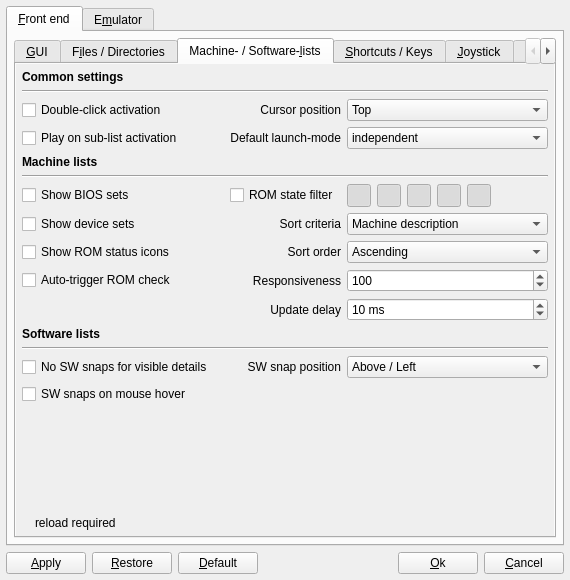
Qt form options.ui (qmc2/qmc2-mame-fe) before a commit.
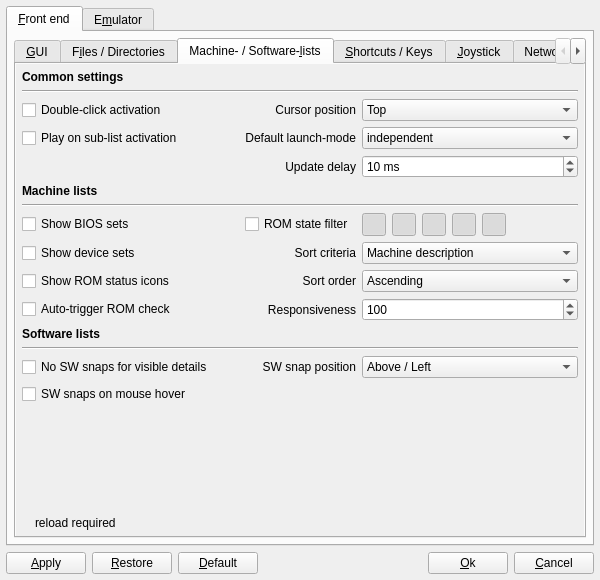
The same form after that commit. The open tabs and pages were chosen to show the change. Icons and pictures are not drawn.

Commit message: imp: moved "update delay" to the *common* settings which it actually is

What changed in the file:
```diff
--- a/options.ui
+++ b/options.ui
@@ -7,7 +7,7 @@
    <rect>
     <x>0</x>
     <y>0</y>
-    <width>570</width>
+    <width>600</width>
     <height>580</height>
    </rect>
   </property>
@@ -3126,7 +3126,7 @@
                <rect>
                 <x>0</x>
                 <y>0</y>
-                <width>530</width>
+                <width>560</width>
                 <height>446</height>
                </rect>
               </property>
@@ -3252,21 +3252,34 @@
                  </item>
                 </widget>
                </item>
-               <item row="4" column="0" colspan="3">
+               <item row="5" column="0" colspan="3">
                 <widget class="QLabel" name="labelGeneralFlags_3">
                  <property name="text">
                   <string>&lt;html&gt;&lt;head/&gt;&lt;body&gt;&lt;p&gt;&lt;span style=&quot; font-weight:600;&quot;&gt;Machine lists&lt;/span&gt;&lt;/p&gt;&lt;/body&gt;&lt;/html&gt;</string>
                  </property>
                 </widget>
                </item>
-               <item row="5" column="0" colspan="3">
+               <item row="16" column="0" colspan="3">
+                <spacer name="verticalSpacer">
+                 <property name="orientation">
+                  <enum>Qt::Vertical</enum>
+                 </property>
+                 <property name="sizeHint" stdset="0">
+                  <size>
+                   <width>20</width>
+                   <height>139</height>
+                  </size>
+                 </property>
+                </spacer>
+               </item>
+               <item row="6" column="0" colspan="3">
                 <widget class="Line" name="line_6">
                  <property name="orientation">
                   <enum>Qt::Horizontal</enum>
                  </property>
                 </widget>
                </item>
-               <item row="6" column="0">
+               <item row="7" column="0">
                 <widget class="QCheckBox" name="checkBoxShowBiosSets">
                  <property name="sizePolicy">
                   <sizepolicy hsizetype="Expanding" vsizetype="Fixed">
@@ -3286,7 +3299,7 @@
                  </property>
                 </widget>
                </item>
-               <item row="6" column="1">
+               <item row="7" column="1">
                 <widget class="QCheckBox" name="checkBoxRomStateFilter">
                  <property name="toolTip">
                   <string>Enable ROM state filtering?</string>
@@ -3300,7 +3313,17 @@
                  </property>
                 </widget>
                </item>
-               <item row="6" column="2">
+               <item row="9" column="1">
+                <widget class="QLabel" name="labelSortOrder">
+                 <property name="text">
+                  <string>Sort order</string>
+                 </property>
+                 <property name="alignment">
+                  <set>Qt::AlignRight|Qt::AlignTrailing|Qt::AlignVCenter</set>
+                 </property>
+                </widget>
+               </item>
+               <item row="7" column="2">
                 <layout class="QHBoxLayout" name="horizontalLayout_7">
                  <item>
                   <widget class="QToolButton" name="toolButtonShowC">
@@ -3402,7 +3425,7 @@
                  </item>
                 </layout>
                </item>
-               <item row="7" column="0">
+               <item row="8" column="0">
                 <widget class="QCheckBox" name="checkBoxShowDeviceSets">
                  <property name="sizePolicy">
                   <sizepolicy hsizetype="Expanding" vsizetype="Fixed">
@@ -3422,7 +3445,7 @@
                  </property>
                 </widget>
                </item>
-               <item row="7" column="1">
+               <item row="8" column="1">
                 <widget class="QLabel" name="labelSortCriteria">
                  <property name="text">
                   <string>Sort criteria</string>
@@ -3432,7 +3455,7 @@
                  </property>
                 </widget>
                </item>
-               <item row="7" column="2">
+               <item row="8" column="2">
                 <widget class="QComboBox" name="comboBoxSortCriteria">
                  <property name="toolTip">
                   <string>Select sort criteria</string>
@@ -3494,7 +3517,7 @@
                  </item>
                 </widget>
                </item>
-               <item row="8" column="0">
+               <item row="9" column="0">
                 <widget class="QCheckBox" name="checkBoxShowROMStatusIcons">
                  <property name="sizePolicy">
                   <sizepolicy hsizetype="Expanding" vsizetype="Fixed">
@@ -3514,17 +3537,7 @@
                  </property>
                 </widget>
                </item>
-               <item row="8" column="1">
-                <widget class="QLabel" name="labelSortOrder">
-                 <property name="text">
-                  <string>Sort order</string>
-                 </property>
-                 <property name="alignment">
-                  <set>Qt::AlignRight|Qt::AlignTrailing|Qt::AlignVCenter</set>
-                 </property>
-                </widget>
-               </item>
-               <item row="8" column="2">
+               <item row="9" column="2">
                 <widget class="QComboBox" name="comboBoxSortOrder">
                  <property name="toolTip">
                   <string>Select sort order</string>
@@ -3549,7 +3562,7 @@
                  </item>
                 </widget>
                </item>
-               <item row="9" column="0">
+               <item row="10" column="0">
                 <widget class="QCheckBox" name="checkBoxAutoTriggerROMCheck">
                  <property name="sizePolicy">
                   <sizepolicy hsizetype="MinimumExpanding" vsizetype="Fixed">
@@ -3565,7 +3578,7 @@
                  </property>
                 </widget>
                </item>
-               <item row="9" column="1">
+               <item row="10" column="1">
                 <widget class="QLabel" name="labelResponsiveness">
                  <property name="text">
                   <string>Responsiveness</string>
@@ -3575,7 +3588,7 @@
                  </property>
                 </widget>
                </item>
-               <item row="9" column="2">
+               <item row="10" column="2">
                 <widget class="QSpinBox" name="spinBoxResponsiveness">
                  <property name="toolTip">
                   <string>Number of item insertions between machine list updates during reload (higher means faster, but makes the GUI less responsive)</string>
@@ -3594,53 +3607,21 @@
                  </property>
                 </widget>
                </item>
-               <item row="10" column="0" colspan="2">
-                <widget class="QLabel" name="labelUpdateDelay">
-                 <property name="text">
-                  <string>Update delay</string>
-                 </property>
-                 <property name="alignment">
-                  <set>Qt::AlignRight|Qt::AlignTrailing|Qt::AlignVCenter</set>
-                 </property>
-                </widget>
-               </item>
-               <item row="10" column="2">
-                <widget class="QSpinBox" name="spinBoxUpdateDelay">
-                 <property name="toolTip">
-                  <string>Delay update of any machine details (preview, flyer, info, configuration, ...) by how many milliseconds?</string>
-                 </property>
-                 <property name="specialValueText">
-                  <string>none</string>
-                 </property>
-                 <property name="suffix">
-                  <string> ms</string>
-                 </property>
-                 <property name="minimum">
-                  <number>0</number>
-                 </property>
-                 <property name="maximum">
-                  <number>500</number>
-                 </property>
-                 <property name="value">
-                  <number>10</number>
-                 </property>
-                </widget>
-               </item>
-               <item row="11" column="0" colspan="3">
+               <item row="12" column="0" colspan="3">
                 <widget class="QLabel" name="labelGeneralFlags_2">
                  <property name="text">
                   <string>&lt;html&gt;&lt;head/&gt;&lt;body&gt;&lt;p&gt;&lt;span style=&quot; font-weight:600;&quot;&gt;Software lists&lt;/span&gt;&lt;/p&gt;&lt;/body&gt;&lt;/html&gt;</string>
                  </property>
                 </widget>
                </item>
-               <item row="12" column="0" colspan="3">
+               <item row="13" column="0" colspan="3">
                 <widget class="Line" name="line_5">
                  <property name="orientation">
                   <enum>Qt::Horizontal</enum>
                  </property>
                 </widget>
                </item>
-               <item row="13" column="0">
+               <item row="14" column="0">
                 <widget class="QCheckBox" name="checkBoxAutoDisableSoftwareSnap">
                  <property name="toolTip">
                   <string>Automatically disable SW snaps when software-detail is visible (may be annoying)</string>
@@ -3650,7 +3631,7 @@
                  </property>
                 </widget>
                </item>
-               <item row="13" column="1">
+               <item row="14" column="1">
                 <widget class="QLabel" name="labelSoftwareSnapPosition">
                  <property name="text">
                   <string>SW snap position</string>
@@ -3660,7 +3641,7 @@
                  </property>
                 </widget>
                </item>
-               <item row="13" column="2">
+               <item row="14" column="2">
                 <widget class="QComboBox" name="comboBoxSoftwareSnapPosition">
                  <property name="toolTip">
                   <string>Select the position where sofware snap-shots are displayed within software lists</string>
@@ -3702,7 +3683,7 @@
                  </item>
                 </widget>
                </item>
-               <item row="14" column="0">
+               <item row="15" column="0">
                 <widget class="QCheckBox" name="checkBoxSoftwareSnapOnMouseHover">
                  <property name="toolTip">
                   <string>Display software snap-shots when hovering the software list with the mouse cursor</string>
@@ -3712,7 +3693,7 @@
                  </property>
                 </widget>
                </item>
-               <item row="16" column="0" colspan="3">
+               <item row="17" column="0" colspan="3">
                 <layout class="QHBoxLayout" name="layout8_2">
                  <item>
                   <widget class="QLabel" name="labelLegend5Pic">
@@ -3748,18 +3729,37 @@
                  </item>
                 </layout>
                </item>
-               <item row="15" column="0" colspan="3">
-                <spacer name="verticalSpacer">
-                 <property name="orientation">
-                  <enum>Qt::Vertical</enum>
+               <item row="4" column="0" colspan="2">
+                <widget class="QLabel" name="labelUpdateDelay">
+                 <property name="text">
+                  <string>Update delay</string>
                  </property>
-                 <property name="sizeHint" stdset="0">
-                  <size>
-                   <width>20</width>
-                   <height>139</height>
-                  </size>
+                 <property name="alignment">
+                  <set>Qt::AlignRight|Qt::AlignTrailing|Qt::AlignVCenter</set>
                  </property>
-                </spacer>
+                </widget>
+               </item>
+               <item row="4" column="2">
+                <widget class="QSpinBox" name="spinBoxUpdateDelay">
+                 <property name="toolTip">
+                  <string>Delay update of any machine details (preview, flyer, info, configuration, ...) by how many milliseconds?</string>
+                 </property>
+                 <property name="specialValueText">
+                  <string>none</string>
+                 </property>
+                 <property name="suffix">
+                  <string> ms</string>
+                 </property>
+                 <property name="minimum">
+                  <number>0</number>
+                 </property>
+                 <property name="maximum">
+                  <number>500</number>
+                 </property>
+                 <property name="value">
+                  <number>10</number>
+                 </property>
+                </widget>
                </item>
               </layout>
              </widget>
```
Left out of the diff: 28 changed lines with no effect on the pictures.
